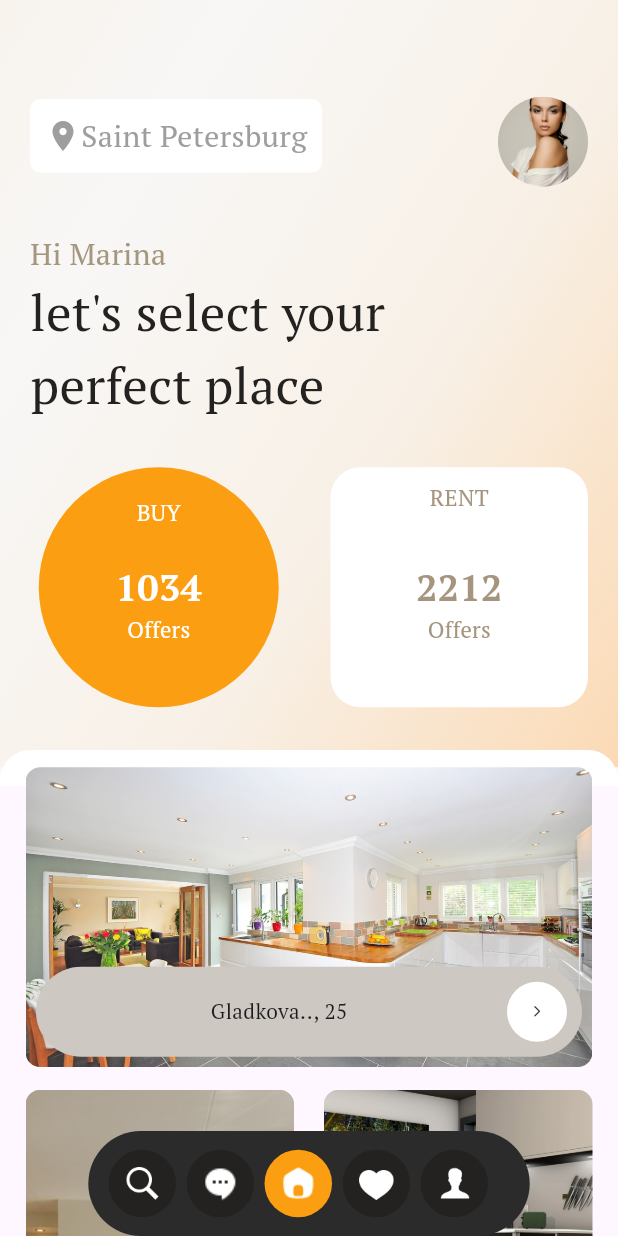
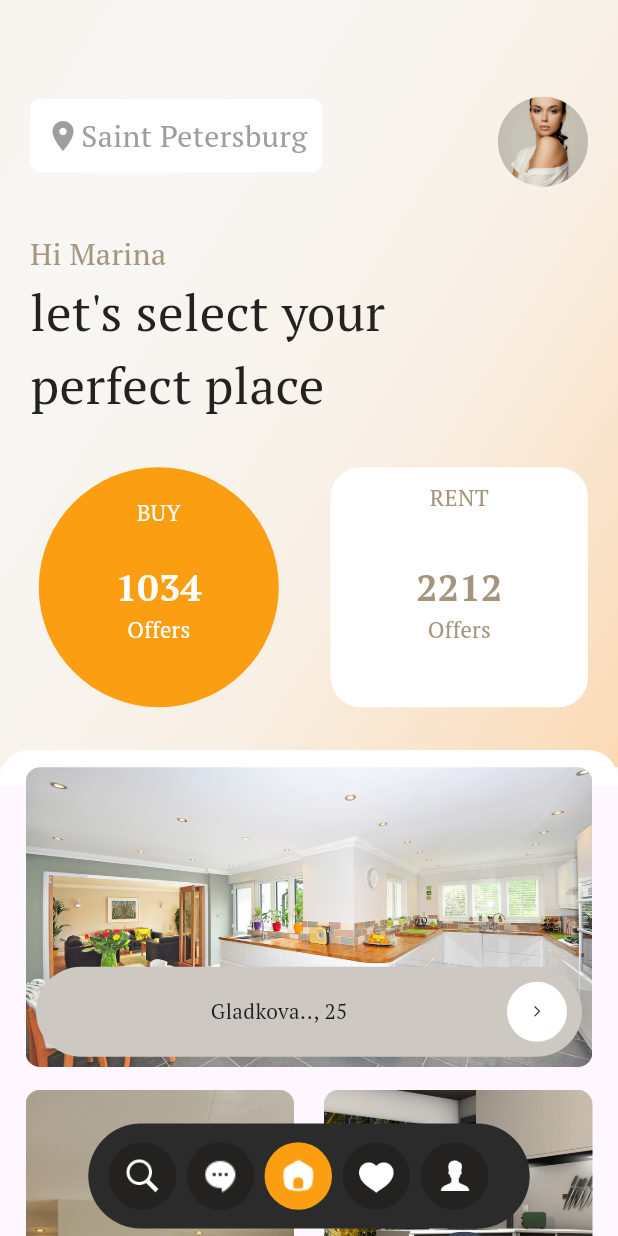
Before and after one commit to Davidtariq96/task, a Flutter app: the screen it shows after launch, on a phone screen of 412 x 824 dp. Run offline on Flutter 3.47's test engine with Material 3 defaults, Android fonts, the phone set to English and light mode, and no system bars; our stand-ins replace flutter_svg, google_fonts.

Commit message:
adjusting bottom navigation widget position

```diff
--- a/lib/components/animatedWidget.dart
+++ b/lib/components/animatedWidget.dart
@@ -1,5 +1,5 @@
 import 'package:flutter/material.dart';
-import 'package:animations/animations.dart';
+// import 'package:animations/animations.dart';
 import 'package:provider/provider.dart';
 
 import '../provider/userProvider.dart';
@@ -120,7 +120,7 @@ class CustomAnimatedWidgetState extends State<CustomAnimatedWidget>
         );
       case AnimationType.transform:
         return AnimatedContainer(
-          duration: _controller.duration!, // Match animation duration
+          duration: _controller.duration!,
           width: _widthAnimation.value,
           height: 50,
           child: InkWell(onTap: (){
--- a/lib/components/searchField.dart
+++ b/lib/components/searchField.dart
@@ -11,7 +11,6 @@ class SearchField extends StatefulWidget {
   final String? Function(String?)? validator;
   final Function()? onTap;
   final Function()? onTapPrefixIcon;
-  final bool createOffer;
   final bool showPrefixIcon;
   final Function(String?)? onSaved;
   final BorderRadius? borderRadius;
@@ -53,7 +52,6 @@ class SearchField extends StatefulWidget {
         this.isDense,
         this.hintText,
         this.initialValue,
-        this.createOffer = false,
         this.exportCvsTap,
         this.onTapPrefixIcon,
         this.showPrefixIcon = false})
--- a/lib/screens/dashboard.dart
+++ b/lib/screens/dashboard.dart
@@ -5,9 +5,7 @@ import 'package:google_fonts/google_fonts.dart';
 import 'package:moniepoint/components/animatedWidget.dart';
 import 'package:moniepoint/components/numberCountingAnimation.dart';
 import 'package:moniepoint/components/searchField.dart';
-import 'package:provider/provider.dart';
 
-import '../provider/userProvider.dart';
 
 class Dashboard extends StatefulWidget {
   const Dashboard({Key? key}) : super(key: key);
@@ -92,7 +90,7 @@ class _DashboardState extends State<Dashboard> with TickerProviderStateMixin {
             child: Container(
                 height: 70,
                 width: MediaQuery.of(context).size.width /1.4,
-                // margin:const EdgeInsets.only(bottom: 4),
+                margin:const EdgeInsets.only(bottom: 5),
                 padding: const EdgeInsets.symmetric(horizontal: 10,vertical: 10),
                 decoration: BoxDecoration(
                     color: const Color(0XFF2B2B2B),
@@ -109,7 +107,7 @@ class _DashboardState extends State<Dashboard> with TickerProviderStateMixin {
                         fadeInKey.currentState?.repeatAnimation();
                         slideInKey.currentState?.repeatAnimation();
                       }
-                    },icon: icons[index],color:selectedIndex== index ? const Color(0XFFFC9E11):Color(0XFF232220),index: index );
+                    },icon: icons[index],color:selectedIndex== index ? const Color(0XFFFC9E11):const Color(0XFF232220),index: index );
                   },itemCount: 5,)
             ),
           );
@@ -457,14 +455,14 @@ class _DashboardState extends State<Dashboard> with TickerProviderStateMixin {
                ),
              )
            ]else ...[
-             Center(
-               child: SafeArea(
-                 child: Column(
-                   crossAxisAlignment: CrossAxisAlignment.end,
-                   children: [
-                     Text("COMING SOON",style: style,),
-                   ],
-                 ),
+             SafeArea(
+               child: Column(
+                 mainAxisAlignment: MainAxisAlignment.center,
+                 crossAxisAlignment: CrossAxisAlignment.center,
+                 children: [
+                   const SizedBox(height: 40,),
+                   Center(child: Text("COMING SOON",style: style,)),
+                 ],
                ),
              )
            ]
```
Also changed, not shown: pubspec.lock.
